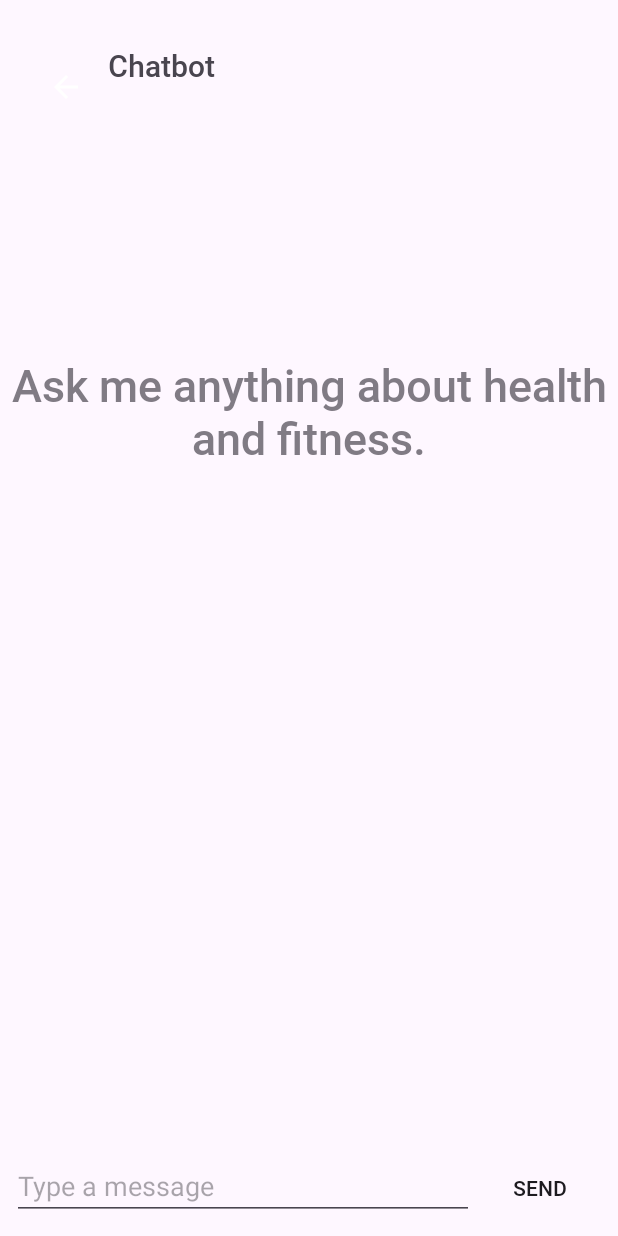
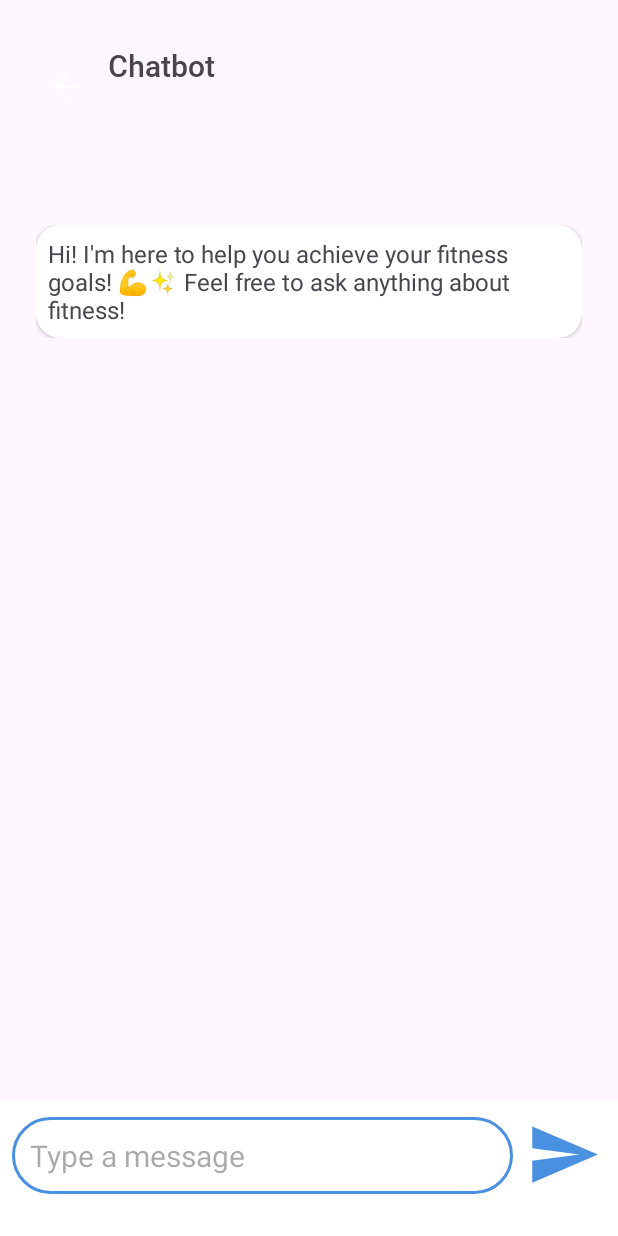
Before and after one commit to Sian1902/Go-Healthy, an Android app built with Jetpack Compose: the ChatFragment screen opened through its navigation route, on a phone screen of 412 x 824 dp. Run offline under Robolectric (Android 15) with nearby library versions, the phone set to English and light mode, and no system bars; our stand-ins replace Firebase (no records; nobody signed in at launch, a user with empty details on screens opened directly), navigation-ui.

Commit message:
chatbot  layout setup

```diff
--- a/app/build.gradle.kts
+++ b/app/build.gradle.kts
@@ -47,6 +47,7 @@ dependencies {
     implementation("com.google.firebase:firebase-functions:20.1.2")
     implementation(platform("com.google.firebase:firebase-bom:32.2.3"))
     implementation("com.google.firebase:firebase-analytics-ktx")
+
 // AndroidX libraries
     implementation("androidx.cardview:cardview:1.0.0")
     implementation("androidx.recyclerview:recyclerview:1.2.1")
@@ -55,6 +56,8 @@ dependencies {
     implementation("androidx.appcompat:appcompat:1.6.1")
     implementation("androidx.navigation:navigation-fragment-ktx:2.8.2")
     implementation("androidx.navigation:navigation-ui-ktx:2.8.2")
+    implementation ("com.google.android.material:material:1.10.0")
+
 
 // Material and UI libraries
     implementation("com.google.android.material:material:1.9.0")
--- a/app/src/main/java/com/example/gohealthy/view/HomePageFragment.kt
+++ b/app/src/main/java/com/example/gohealthy/view/HomePageFragment.kt
@@ -31,11 +31,14 @@ class HomePageFragment : Fragment() {
         // Inflate the layout for this fragment
         val view = inflater.inflate(R.layout.fragment_home_page, container, false)
 
+
        binding=FragmentHomePageBinding.inflate(inflater,container,false)
        // waterVM.setContext(requireContext())
         return binding.root // Return the inflated view
 
     }
+
+
 
     override fun onViewCreated(view: View, savedInstanceState: Bundle?) {
         super.onViewCreated(view, savedInstanceState)
--- a/app/src/main/java/com/example/gohealthy/view/chatFragment.kt
+++ b/app/src/main/java/com/example/gohealthy/view/chatFragment.kt
@@ -20,6 +20,7 @@ class ChatFragment : Fragment() {
     private val messages = mutableListOf<Pair<String, Boolean>>() // List to hold messages
     private lateinit var binding: FragmentChatBinding
     private val GeminiVM: GeminiVM by viewModels()
+
     override fun onCreateView(
         inflater: LayoutInflater, container: ViewGroup?,
         savedInstanceState: Bundle?
@@ -28,21 +29,25 @@ class ChatFragment : Fragment() {
         activity?.window?.let { window ->
             WindowCompat.setDecorFitsSystemWindows(window, false)
         }
-        val view = inflater.inflate(R.layout.fragment_chat, container, false)
-        binding=FragmentChatBinding.inflate(layoutInflater)
+        binding = FragmentChatBinding.inflate(inflater, container, false)
+
         // Initialize RecyclerView
         binding.chatRecyclerView.layoutManager = LinearLayoutManager(context)
         chatAdapter = ChatAdapter(messages)
         binding.chatRecyclerView.adapter = chatAdapter
 
+        // Add the first welcome message
+        addWelcomeMessage()
+
         binding.backButton.setOnClickListener {
-findNavController().navigate(R.id.homePageFragment)        }
+            findNavController().navigate(R.id.homePageFragment)
+        }
 
         binding.sendButton.setOnClickListener {
-            val message =binding.inputMessage.text.toString().trim()
+            val message = binding.inputMessage.text.toString().trim()
             if (message.isNotEmpty()) {
                 sendMessage(message) // Send user message
-               binding.inputMessage.text.clear() // Clear input field
+                binding.inputMessage.text?.clear() // Clear input field
             } else {
                 Toast.makeText(context, "Please type a message", Toast.LENGTH_SHORT).show()
             }
@@ -51,15 +56,20 @@ findNavController().navigate(R.id.homePageFragment)        }
         return binding.root
     }
 
+    // Function to add the first welcome message to the RecyclerView
+    private fun addWelcomeMessage() {
+        val welcomeMessage = "Hi! I'm here to help you achieve your fitness goals! 💪✨ Feel free to ask anything about fitness!"
+        messages.add(Pair(welcomeMessage, false)) // false indicates it's from the system/chatbot
+        chatAdapter.notifyItemInserted(messages.size - 1)
+    }
+
     private fun sendMessage(message: String) {
-        binding.chatHint.visibility=View.GONE
+
         // Add user message to the list
         messages.add(Pair(message, true))
         chatAdapter.notifyItemInserted(messages.size - 1)
+        // Simulate bot response
         messages.add(GeminiVM.getResponse(message))
-        chatAdapter.notifyItemInserted(messages.size-1)
-
+        chatAdapter.notifyItemInserted(messages.size - 1)
     }
-
-
 }
--- a/app/src/main/java/com/example/gohealthy/view/signinFragment.kt
+++ b/app/src/main/java/com/example/gohealthy/view/signinFragment.kt
@@ -65,7 +65,7 @@ class signinFragment : Fragment() {
                     prefManager.setLoggedIn(true)
                     prefManager.saveEmail(email)
 
-                    findNavController().navigate(R.id.signinToHome)
+                    findNavController().navigate(R.id.homeToChat)
                     prefManager.saveEmail(email)
                 } else {
                     Toast.makeText(requireContext(), "Authentication failed", Toast.LENGTH_SHORT).show()
--- /dev/null
+++ b/app/src/main/res/drawable/baseline_send_24.xml
@@ -0,0 +1,12 @@
+<vector xmlns:android="http://schemas.android.com/apk/res/android"
+    android:autoMirrored="true"
+    android:height="50dp"
+    android:width="50dp"
+    android:tint="#4990E1"
+    android:viewportHeight="24"
+    android:viewportWidth="24">
+
+    <path
+        android:fillColor="@android:color/white"
+        android:pathData="M2.01,21L23,12 2.01,3 2,10l15,2 -15,2z"/>
+</vector>
--- /dev/null
+++ b/app/src/main/res/drawable/button_background.xml
@@ -0,0 +1,23 @@
+<?xml version="1.0" encoding="utf-8"?>
+<selector xmlns:android="http://schemas.android.com/apk/res/android">
+    <!-- Pressed state -->
+    <item android:state_pressed="true">
+        <shape android:shape="rectangle">
+            <solid android:color="#626262" /> <!-- Lighter color when pressed -->
+        </shape>
+    </item>
+
+    <!-- Focused state -->
+    <item android:state_focused="true">
+        <shape android:shape="rectangle">
+            <solid android:color="#626262" /> <!-- Lighter color when focused -->
+        </shape>
+    </item>
+
+
+    <item>
+        <shape android:shape="rectangle">
+            <solid android:color="@android:color/transparent" /> <!-- Transparent by default -->
+        </shape>
+    </item>
+</selector>
--- /dev/null
+++ b/app/src/main/res/drawable/rounded_corners_background.xml
@@ -0,0 +1,9 @@
+
+<shape xmlns:android="http://schemas.android.com/apk/res/android"
+    android:shape="rectangle">
+    <corners android:radius="30dp" />
+    <solid android:color="@color/white" />
+    <stroke android:width="2dp"
+        android:color="@color/calories"/>
+
+</shape>
--- a/app/src/main/res/drawable/user_message_background.xml
+++ b/app/src/main/res/drawable/user_message_background.xml
@@ -1,5 +1,6 @@
 <?xml version="1.0" encoding="utf-8"?>
 <shape xmlns:android="http://schemas.android.com/apk/res/android">
+    <solid android:color="@color/calories" />
     <corners android:radius="8dp" />
 
 </shape>
--- a/app/src/main/res/layout/fragment_chat.xml
+++ b/app/src/main/res/layout/fragment_chat.xml
@@ -1,9 +1,9 @@
 <?xml version="1.0" encoding="utf-8"?>
-<LinearLayout
-    xmlns:android="http://schemas.android.com/apk/res/android"
+<LinearLayout xmlns:android="http://schemas.android.com/apk/res/android"
     xmlns:tools="http://schemas.android.com/tools"
     android:layout_width="match_parent"
     android:layout_height="match_parent"
+    xmlns:app="http://schemas.android.com/apk/res-auto"
     android:orientation="vertical">
 
     <!-- Toolbar with back button -->
@@ -34,49 +34,48 @@
             android:fontFamily="@font/roboto_medium"
             tools:ignore="HardcodedText" />
     </androidx.appcompat.widget.Toolbar>
-
-    <TextView
-        android:id="@+id/chatHint"
-        android:layout_width="wrap_content"
-        android:layout_height="wrap_content"
-        android:text="@string/chat_hint"
-        android:layout_gravity="center"
-        android:textSize="30sp"
-        android:gravity="center"
-        android:fontFamily="@font/roboto_medium"
-        android:layout_marginTop="150dp"
-        android:alpha="0.7"/>
-
     <androidx.recyclerview.widget.RecyclerView
         android:id="@+id/chatRecyclerView"
         android:layout_width="match_parent"
-        android:layout_height="0dp"
+        android:layout_height="311dp"
+        android:layout_marginTop="40dp"
         android:layout_weight="1"
         android:padding="16dp"
-        android:scrollbars="vertical"
-        android:layout_marginTop="40dp"
-        />
+        android:scrollbars="vertical" />
 
     <LinearLayout
         android:layout_width="match_parent"
         android:layout_height="wrap_content"
         android:orientation="horizontal"
         android:padding="8dp"
+        android:gravity="bottom"
+        android:background="@color/white"
         >
 
-        <EditText
+        <com.google.android.material.textfield.TextInputEditText
             android:id="@+id/inputMessage"
             android:layout_width="0dp"
             android:layout_height="wrap_content"
             android:layout_weight="1"
-            android:hint="@string/type_a_message" />
+            android:hint="@string/type_a_message"
+            android:textSize="20sp"
+            android:layout_marginTop="20dp"
 
-        <androidx.appcompat.widget.AppCompatButton
+        android:background="@drawable/rounded_corners_background"
+        android:padding="12dp" />
+
+        <ImageButton
+
+
+           android:layout_marginBottom="18dp"
+            android:layout_marginLeft="5dp"
             android:id="@+id/sendButton"
             android:layout_width="wrap_content"
             android:layout_height="wrap_content"
-            android:background="@drawable/button_bg"
-            android:text="@string/send"
-            android:fontFamily="@font/roboto_medium" />
+            android:src="@drawable/baseline_send_24"
+            android:background="@drawable/button_background"
+            android:padding="3dp"
+            android:contentDescription="@string/send" />
     </LinearLayout>
+
 </LinearLayout>
--- a/app/src/main/res/layout/fragment_home_page.xml
+++ b/app/src/main/res/layout/fragment_home_page.xml
@@ -356,4 +356,5 @@
     </LinearLayout>
 </HorizontalScrollView>
 
+
 </androidx.constraintlayout.widget.ConstraintLayout>
--- a/app/src/main/res/layout/item_user_message.xml
+++ b/app/src/main/res/layout/item_user_message.xml
@@ -12,9 +12,13 @@ android:layout_width="wrap_content"
 android:layout_height="wrap_content"
 randroid:cardCornerRadius="16dp"
 
+
 >
 
 <TextView
+    android:textColor="@color/white"
+
+
     android:id="@+id/userMessageText"
     android:layout_width="wrap_content"
     android:layout_height="wrap_content"
--- a/app/src/main/res/values/colors.xml
+++ b/app/src/main/res/values/colors.xml
@@ -1,5 +1,7 @@
 <?xml version="1.0" encoding="utf-8"?>
 <resources>
+  <color name="black">#000000</color>
+  <color name="white">#FFFFFF</color>
   <color name="background">#E5E4E2</color>
   <color name="exercise">#FF8C33 </color>
   <color name="calories">#4990E1</color>
```
